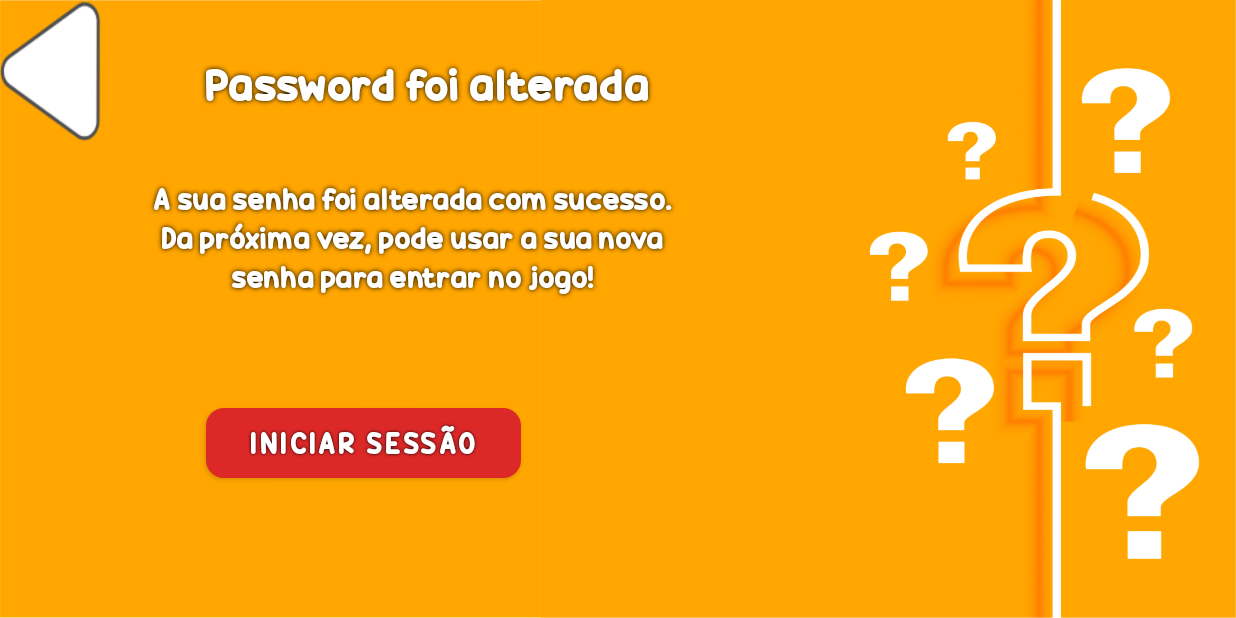
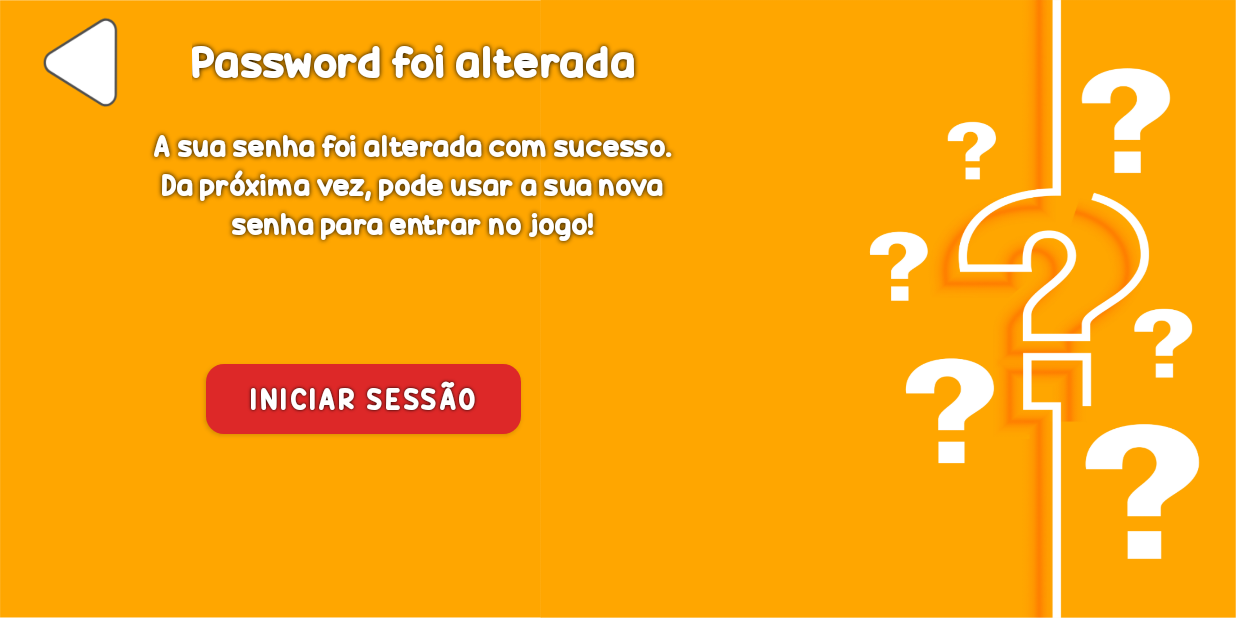
Before and after one commit to carlosela99/CM_Project, an Android app: the ForgotPasswordComplete screen opened directly, with no data from a screen before it, on a phone screen of 824 x 412 dp (held sideways). Run offline under Robolectric (Android 15) with nearby library versions, the light colour scheme and no system bars.

Commit message:
1- página recursiva

```diff
--- a/TP1-Fase 2/Implementacao/Reclaim_Portugal/app/src/main/res/layout/activity_forgot_password.xml
+++ b/TP1-Fase 2/Implementacao/Reclaim_Portugal/app/src/main/res/layout/activity_forgot_password.xml
@@ -37,7 +37,7 @@
                 android:orientation="vertical">
 
                 <RelativeLayout
-                    android:layout_width="match_parent"
+                    android:layout_width="648dp"
                     android:layout_height="match_parent"
                     android:layout_weight="5">
 
@@ -151,7 +151,7 @@
         </RelativeLayout>
 
         <RelativeLayout
-            android:layout_width="match_parent"
+            android:layout_width="566dp"
             android:layout_height="match_parent"
             android:layout_weight="5">
 
--- a/TP1-Fase 2/Implementacao/Reclaim_Portugal/app/src/main/res/layout/activity_forgot_password_complete.xml
+++ b/TP1-Fase 2/Implementacao/Reclaim_Portugal/app/src/main/res/layout/activity_forgot_password_complete.xml
@@ -6,6 +6,65 @@
     android:layout_height="match_parent"
     android:background="@drawable/background_auth"
     tools:context=".ForgotPasswordComplete">
+
+    <LinearLayout
+        android:layout_width="match_parent"
+        android:layout_height="match_parent"
+        android:orientation="vertical">
+
+        <RelativeLayout
+            android:layout_width="match_parent"
+            android:layout_weight="80"
+            android:layout_height="match_parent">
+
+
+            <LinearLayout
+                android:layout_width="match_parent"
+                android:layout_height="match_parent"
+                android:orientation="horizontal">
+
+                <RelativeLayout
+                    android:layout_width="match_parent"
+                    android:layout_weight="100"
+                    android:layout_height="match_parent">
+
+                    <ImageButton
+                        android:id="@+id/button3"
+                        android:layout_width="50dp"
+                        android:layout_height="60dp"
+                        android:layout_centerVertical="true"
+                        android:layout_centerHorizontal="true"
+                        android:background="@drawable/back"
+                        />
+                </RelativeLayout>
+
+                <RelativeLayout
+                    android:layout_width="match_parent"
+                    android:layout_weight="15"
+                    android:layout_height="match_parent">
+
+                    <TextView
+                        android:id="@+id/textView"
+                        android:layout_width="match_parent"
+                        android:layout_height="wrap_content"
+                        android:layout_marginStart="20dp"
+                        android:layout_centerVertical="true"
+                        android:fontFamily="@font/candy_beans"
+                        android:shadowColor="@color/black"
+                        android:shadowRadius="4"
+                        android:text="@string/password_was_changed"
+                        android:textAllCaps="false"
+                        android:textColor="@color/white"
+                        android:textSize="30sp" />
+                </RelativeLayout>
+            </LinearLayout>
+        </RelativeLayout>
+
+        <RelativeLayout
+            android:layout_width="match_parent"
+            android:layout_weight="20"
+            android:layout_height="match_parent">
+
             <LinearLayout
                 android:layout_width="match_parent"
                 android:layout_height="match_parent"
@@ -17,12 +76,6 @@
                     android:layout_weight="8">
 
 
-            <ImageButton
-                android:id="@+id/button3"
-                android:layout_width="67dp"
-                android:layout_height="94dp"
-                android:background="@drawable/back"
-                android:scaleType="fitXY" />
                 </RelativeLayout>
 
                 <RelativeLayout
@@ -34,31 +87,6 @@
                         android:layout_width="match_parent"
                         android:layout_height="match_parent"
                         android:orientation="vertical">
-
-                <RelativeLayout
-                    android:layout_width="match_parent"
-                    android:layout_height="match_parent"
-                    android:layout_weight="5">
-
-                    <TextView
-                        android:id="@+id/textView"
-                        android:layout_width="match_parent"
-                        android:layout_height="wrap_content"
-                        android:layout_alignParentBottom="true"
-                        android:layout_marginStart="20dp"
-                        android:layout_marginTop="20dp"
-                        android:layout_marginBottom="41dp"
-                        android:fontFamily="@font/candy_beans"
-                        android:shadowColor="@color/black"
-                        android:shadowRadius="4"
-                        android:text="@string/password_was_changed"
-                        android:textAlignment="center"
-                        android:textAllCaps="false"
-                        android:textColor="@color/white"
-                        android:textSize="30sp" />
-
-
-                </RelativeLayout>
 
 
                         <RelativeLayout
@@ -125,5 +153,7 @@
 
                 </RelativeLayout>
             </LinearLayout>
+        </RelativeLayout>
+    </LinearLayout>
 
 </androidx.constraintlayout.widget.ConstraintLayout>
```
Also changed, not shown: TP1-Fase 2/Implementacao/Reclaim_Portugal/app/src/main/res/layout/activity_register_complete.xml (+63 -21 lines). Lines whose indentation alone changed are shown as unchanged.
